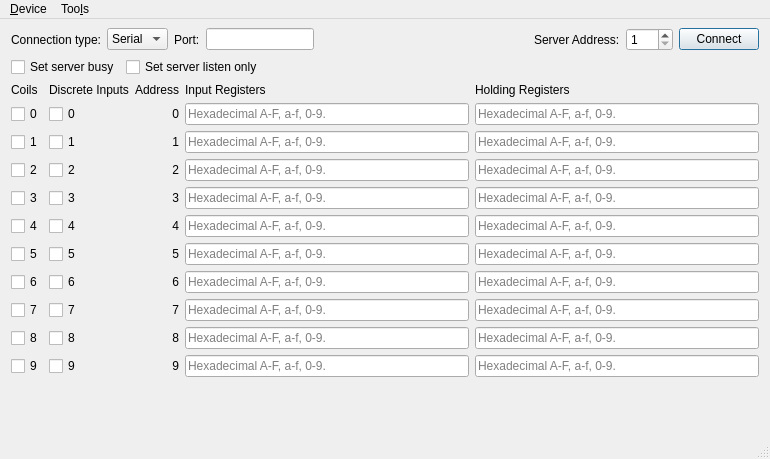
Qt form src/device-simulator/mainwindow.ui (assemblits/device-simulator) before a commit.
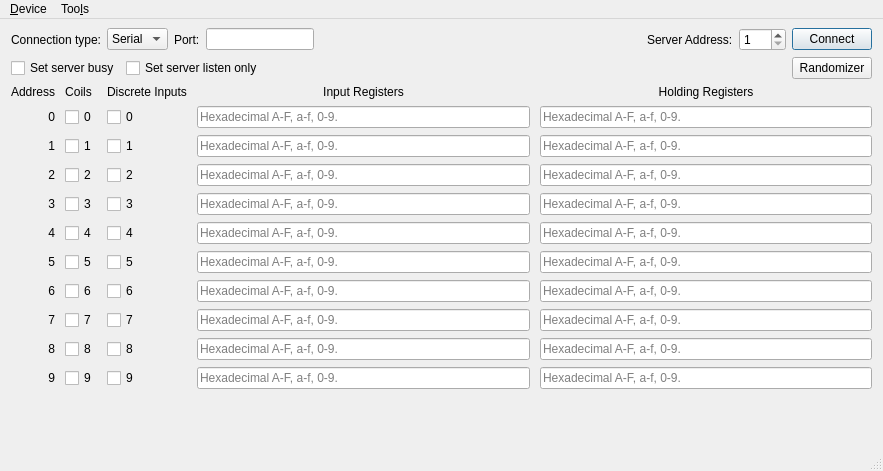
The same form after that commit. Icons and pictures are not drawn.

Commit message: Randomizer created for registers. Fix #4

```diff
--- a/src/device-simulator/mainwindow.ui
+++ b/src/device-simulator/mainwindow.ui
@@ -6,8 +6,8 @@
    <rect>
     <x>0</x>
     <y>0</y>
-    <width>770</width>
-    <height>459</height>
+    <width>883</width>
+    <height>471</height>
    </rect>
   </property>
   <property name="windowTitle">
@@ -162,6 +162,16 @@
         </property>
        </spacer>
       </item>
+      <item>
+       <widget class="QPushButton" name="randomizer">
+        <property name="text">
+         <string>Randomizer</string>
+        </property>
+        <property name="checkable">
+         <bool>true</bool>
+        </property>
+       </widget>
+      </item>
      </layout>
     </item>
     <item>
@@ -181,76 +191,47 @@
      </spacer>
     </item>
     <item>
-     <layout class="QGridLayout" name="gridLayout_2">
-      <item row="3" column="1">
-       <widget class="QCheckBox" name="disc_2">
+     <layout class="QGridLayout" name="gridLayout_2" rowstretch="0,0,0,0,0,0,0,0,0,0,0" columnstretch="0,0,0,0,0">
+      <property name="sizeConstraint">
+       <enum>QLayout::SetDefaultConstraint</enum>
+      </property>
+      <property name="bottomMargin">
+       <number>0</number>
+      </property>
+      <property name="horizontalSpacing">
+       <number>10</number>
+      </property>
+      <property name="verticalSpacing">
+       <number>7</number>
+      </property>
+      <item row="0" column="2">
+       <widget class="QLabel" name="discreteInputs">
         <property name="text">
-         <string>2</string>
+         <string>Discrete Inputs</string>
         </property>
-       </widget>
-      </item>
-      <item row="3" column="2">
-       <widget class="QLabel" name="label_23">
-        <property name="text">
-         <string>2</string>
-        </property>
         <property name="alignment">
-         <set>Qt::AlignRight|Qt::AlignTrailing|Qt::AlignVCenter</set>
+         <set>Qt::AlignCenter</set>
         </property>
        </widget>
       </item>
-      <item row="3" column="4">
-       <widget class="QLineEdit" name="holdReg_2">
-        <property name="maxLength">
-         <number>32767</number>
-        </property>
-        <property name="placeholderText">
-         <string>Hexadecimal A-F, a-f, 0-9.</string>
-        </property>
-       </widget>
-      </item>
-      <item row="4" column="0">
-       <widget class="QCheckBox" name="coils_3">
+      <item row="0" column="1">
+       <widget class="QLabel" name="coils">
         <property name="sizePolicy">
-         <sizepolicy hsizetype="Maximum" vsizetype="Fixed">
+         <sizepolicy hsizetype="Maximum" vsizetype="Preferred">
           <horstretch>0</horstretch>
           <verstretch>0</verstretch>
          </sizepolicy>
         </property>
         <property name="text">
-         <string>3</string>
+         <string>Coils</string>
         </property>
-       </widget>
-      </item>
-      <item row="3" column="3">
-       <widget class="QLineEdit" name="inReg_2">
-        <property name="maxLength">
-         <number>32767</number>
-        </property>
-        <property name="placeholderText">
-         <string>Hexadecimal A-F, a-f, 0-9.</string>
-        </property>
-       </widget>
-      </item>
-      <item row="4" column="1">
-       <widget class="QCheckBox" name="disc_3">
-        <property name="text">
-         <string>3</string>
-        </property>
-       </widget>
-      </item>
-      <item row="4" column="2">
-       <widget class="QLabel" name="label_11">
-        <property name="text">
-         <string>3</string>
-        </property>
         <property name="alignment">
-         <set>Qt::AlignRight|Qt::AlignTrailing|Qt::AlignVCenter</set>
+         <set>Qt::AlignCenter</set>
         </property>
        </widget>
       </item>
-      <item row="4" column="3">
-       <widget class="QLineEdit" name="inReg_3">
+      <item row="10" column="3">
+       <widget class="QLineEdit" name="inReg_9">
         <property name="maxLength">
          <number>32767</number>
         </property>
@@ -259,58 +240,8 @@
         </property>
        </widget>
       </item>
-      <item row="5" column="0">
-       <widget class="QCheckBox" name="coils_4">
-        <property name="sizePolicy">
-         <sizepolicy hsizetype="Maximum" vsizetype="Fixed">
-          <horstretch>0</horstretch>
-          <verstretch>0</verstretch>
-         </sizepolicy>
-        </property>
-        <property name="text">
-         <string>4</string>
-        </property>
-       </widget>
-      </item>
-      <item row="4" column="4">
-       <widget class="QLineEdit" name="holdReg_3">
-        <property name="maxLength">
-         <number>32767</number>
-        </property>
-        <property name="placeholderText">
-         <string>Hexadecimal A-F, a-f, 0-9.</string>
-        </property>
-       </widget>
-      </item>
-      <item row="5" column="1">
-       <widget class="QCheckBox" name="disc_4">
-        <property name="text">
-         <string>4</string>
-        </property>
-       </widget>
-      </item>
-      <item row="5" column="2">
-       <widget class="QLabel" name="label_8">
-        <property name="text">
-         <string>4</string>
-        </property>
-        <property name="alignment">
-         <set>Qt::AlignRight|Qt::AlignTrailing|Qt::AlignVCenter</set>
-        </property>
-       </widget>
-      </item>
-      <item row="5" column="3">
-       <widget class="QLineEdit" name="inReg_4">
-        <property name="maxLength">
-         <number>32767</number>
-        </property>
-        <property name="placeholderText">
-         <string>Hexadecimal A-F, a-f, 0-9.</string>
-        </property>
-       </widget>
-      </item>
-      <item row="5" column="4">
-       <widget class="QLineEdit" name="holdReg_4">
+      <item row="10" column="4">
+       <widget class="QLineEdit" name="holdReg_9">
         <property name="maxLength">
          <number>32767</number>
         </property>
@@ -320,6 +251,16 @@
        </widget>
       </item>
       <item row="6" column="0">
+       <widget class="QLabel" name="label_12">
+        <property name="text">
+         <string>5</string>
+        </property>
+        <property name="alignment">
+         <set>Qt::AlignRight|Qt::AlignTrailing|Qt::AlignVCenter</set>
+        </property>
+       </widget>
+      </item>
+      <item row="6" column="1">
        <widget class="QCheckBox" name="coils_5">
         <property name="sizePolicy">
          <sizepolicy hsizetype="Maximum" vsizetype="Fixed">
@@ -332,6 +273,13 @@
         </property>
        </widget>
       </item>
+      <item row="6" column="2">
+       <widget class="QCheckBox" name="disc_5">
+        <property name="text">
+         <string>5</string>
+        </property>
+       </widget>
+      </item>
       <item row="6" column="3">
        <widget class="QLineEdit" name="inReg_5">
         <property name="maxLength">
@@ -342,23 +290,6 @@
         </property>
        </widget>
       </item>
-      <item row="6" column="1">
-       <widget class="QCheckBox" name="disc_5">
-        <property name="text">
-         <string>5</string>
-        </property>
-       </widget>
-      </item>
-      <item row="6" column="2">
-       <widget class="QLabel" name="label_12">
-        <property name="text">
-         <string>5</string>
-        </property>
-        <property name="alignment">
-         <set>Qt::AlignRight|Qt::AlignTrailing|Qt::AlignVCenter</set>
-        </property>
-       </widget>
-      </item>
       <item row="6" column="4">
        <widget class="QLineEdit" name="holdReg_5">
         <property name="maxLength">
@@ -370,6 +301,16 @@
        </widget>
       </item>
       <item row="7" column="0">
+       <widget class="QLabel" name="label_13">
+        <property name="text">
+         <string>6</string>
+        </property>
+        <property name="alignment">
+         <set>Qt::AlignRight|Qt::AlignTrailing|Qt::AlignVCenter</set>
+        </property>
+       </widget>
+      </item>
+      <item row="7" column="1">
        <widget class="QCheckBox" name="coils_6">
         <property name="sizePolicy">
          <sizepolicy hsizetype="Maximum" vsizetype="Fixed">
@@ -382,113 +323,10 @@
         </property>
        </widget>
       </item>
-      <item row="1" column="4">
-       <widget class="QLineEdit" name="holdReg_0">
-        <property name="maxLength">
-         <number>32767</number>
-        </property>
-        <property name="placeholderText">
-         <string>Hexadecimal A-F, a-f, 0-9.</string>
-        </property>
-       </widget>
-      </item>
-      <item row="2" column="0">
-       <widget class="QCheckBox" name="coils_1">
-        <property name="sizePolicy">
-         <sizepolicy hsizetype="Maximum" vsizetype="Fixed">
-          <horstretch>0</horstretch>
-          <verstretch>0</verstretch>
-         </sizepolicy>
-        </property>
+      <item row="7" column="2">
+       <widget class="QCheckBox" name="disc_6">
         <property name="text">
-         <string>1</string>
-        </property>
-       </widget>
-      </item>
-      <item row="2" column="1">
-       <widget class="QCheckBox" name="disc_1">
-        <property name="text">
-         <string>1</string>
-        </property>
-       </widget>
-      </item>
-      <item row="2" column="2">
-       <widget class="QLabel" name="label_22">
-        <property name="text">
-         <string>1</string>
-        </property>
-        <property name="alignment">
-         <set>Qt::AlignRight|Qt::AlignTrailing|Qt::AlignVCenter</set>
-        </property>
-       </widget>
-      </item>
-      <item row="2" column="3">
-       <widget class="QLineEdit" name="inReg_1">
-        <property name="maxLength">
-         <number>32767</number>
-        </property>
-        <property name="placeholderText">
-         <string>Hexadecimal A-F, a-f, 0-9.</string>
-        </property>
-       </widget>
-      </item>
-      <item row="2" column="4">
-       <widget class="QLineEdit" name="holdReg_1">
-        <property name="maxLength">
-         <number>32767</number>
-        </property>
-        <property name="placeholderText">
-         <string>Hexadecimal A-F, a-f, 0-9.</string>
-        </property>
-       </widget>
-      </item>
-      <item row="3" column="0">
-       <widget class="QCheckBox" name="coils_2">
-        <property name="sizePolicy">
-         <sizepolicy hsizetype="Maximum" vsizetype="Fixed">
-          <horstretch>0</horstretch>
-          <verstretch>0</verstretch>
-         </sizepolicy>
-        </property>
-        <property name="text">
-         <string>2</string>
-        </property>
-       </widget>
-      </item>
-      <item row="10" column="3">
-       <widget class="QLineEdit" name="inReg_9">
-        <property name="maxLength">
-         <number>32767</number>
-        </property>
-        <property name="placeholderText">
-         <string>Hexadecimal A-F, a-f, 0-9.</string>
-        </property>
-       </widget>
-      </item>
-      <item row="10" column="2">
-       <widget class="QLabel" name="label_16">
-        <property name="text">
-         <string>9</string>
-        </property>
-        <property name="alignment">
-         <set>Qt::AlignRight|Qt::AlignTrailing|Qt::AlignVCenter</set>
-        </property>
-       </widget>
-      </item>
-      <item row="10" column="1">
-       <widget class="QCheckBox" name="disc_9">
-        <property name="text">
-         <string>9</string>
-        </property>
-       </widget>
-      </item>
-      <item row="10" column="4">
-       <widget class="QLineEdit" name="holdReg_9">
-        <property name="maxLength">
-         <number>32767</number>
-        </property>
-        <property name="placeholderText">
-         <string>Hexadecimal A-F, a-f, 0-9.</string>
+         <string>6</string>
         </property>
        </widget>
       </item>
@@ -502,13 +340,6 @@
         </property>
        </widget>
       </item>
-      <item row="7" column="1">
-       <widget class="QCheckBox" name="disc_6">
-        <property name="text">
-         <string>6</string>
-        </property>
-       </widget>
-      </item>
       <item row="7" column="4">
        <widget class="QLineEdit" name="holdReg_6">
         <property name="maxLength">
@@ -520,22 +351,9 @@
        </widget>
       </item>
       <item row="8" column="0">
-       <widget class="QCheckBox" name="coils_7">
-        <property name="sizePolicy">
-         <sizepolicy hsizetype="Maximum" vsizetype="Fixed">
-          <horstretch>0</horstretch>
-          <verstretch>0</verstretch>
-         </sizepolicy>
-        </property>
+       <widget class="QLabel" name="label_14">
         <property name="text">
          <string>7</string>
-        </property>
-       </widget>
-      </item>
-      <item row="7" column="2">
-       <widget class="QLabel" name="label_13">
-        <property name="text">
-         <string>6</string>
         </property>
         <property name="alignment">
          <set>Qt::AlignRight|Qt::AlignTrailing|Qt::AlignVCenter</set>
@@ -543,12 +361,115 @@
        </widget>
       </item>
       <item row="8" column="1">
+       <widget class="QCheckBox" name="coils_7">
+        <property name="sizePolicy">
+         <sizepolicy hsizetype="Maximum" vsizetype="Fixed">
+          <horstretch>0</horstretch>
+          <verstretch>0</verstretch>
+         </sizepolicy>
+        </property>
+        <property name="text">
+         <string>7</string>
+        </property>
+       </widget>
+      </item>
+      <item row="8" column="2">
        <widget class="QCheckBox" name="disc_7">
         <property name="text">
          <string>7</string>
         </property>
        </widget>
       </item>
+      <item row="4" column="1">
+       <widget class="QCheckBox" name="coils_3">
+        <property name="sizePolicy">
+         <sizepolicy hsizetype="Maximum" vsizetype="Fixed">
+          <horstretch>0</horstretch>
+          <verstretch>0</verstretch>
+         </sizepolicy>
+        </property>
+        <property name="text">
+         <string>3</string>
+        </property>
+       </widget>
+      </item>
+      <item row="4" column="2">
+       <widget class="QCheckBox" name="disc_3">
+        <property name="text">
+         <string>3</string>
+        </property>
+       </widget>
+      </item>
+      <item row="5" column="1">
+       <widget class="QCheckBox" name="coils_4">
+        <property name="sizePolicy">
+         <sizepolicy hsizetype="Maximum" vsizetype="Fixed">
+          <horstretch>0</horstretch>
+          <verstretch>0</verstretch>
+         </sizepolicy>
+        </property>
+        <property name="text">
+         <string>4</string>
+        </property>
+       </widget>
+      </item>
+      <item row="5" column="2">
+       <widget class="QCheckBox" name="disc_4">
+        <property name="text">
+         <string>4</string>
+        </property>
+       </widget>
+      </item>
+      <item row="5" column="3">
+       <widget class="QLineEdit" name="inReg_4">
+        <property name="maxLength">
+         <number>32767</number>
+        </property>
+        <property name="placeholderText">
+         <string>Hexadecimal A-F, a-f, 0-9.</string>
+        </property>
+       </widget>
+      </item>
+      <item row="5" column="4">
+       <widget class="QLineEdit" name="holdReg_4">
+        <property name="maxLength">
+         <number>32767</number>
+        </property>
+        <property name="placeholderText">
+         <string>Hexadecimal A-F, a-f, 0-9.</string>
+        </property>
+       </widget>
+      </item>
+      <item row="1" column="0">
+       <widget class="QLabel" name="label_21">
+        <property name="text">
+         <string>0</string>
+        </property>
+        <property name="alignment">
+         <set>Qt::AlignRight|Qt::AlignTrailing|Qt::AlignVCenter</set>
+        </property>
+       </widget>
+      </item>
+      <item row="0" column="0">
+       <widget class="QLabel" name="address">
+        <property name="text">
+         <string>Address</string>
+        </property>
+        <property name="alignment">
+         <set>Qt::AlignCenter</set>
+        </property>
+       </widget>
+      </item>
+      <item row="4" column="0">
+       <widget class="QLabel" name="label_11">
+        <property name="text">
+         <string>3</string>
+        </property>
+        <property name="alignment">
+         <set>Qt::AlignRight|Qt::AlignTrailing|Qt::AlignVCenter</set>
+        </property>
+       </widget>
+      </item>
       <item row="8" column="3">
        <widget class="QLineEdit" name="inReg_7">
         <property name="maxLength">
@@ -559,16 +480,6 @@
         </property>
        </widget>
       </item>
-      <item row="8" column="2">
-       <widget class="QLabel" name="label_14">
-        <property name="text">
-         <string>7</string>
-        </property>
-        <property name="alignment">
-         <set>Qt::AlignRight|Qt::AlignTrailing|Qt::AlignVCenter</set>
-        </property>
-       </widget>
-      </item>
       <item row="8" column="4">
        <widget class="QLineEdit" name="holdReg_7">
         <property name="maxLength">
@@ -580,33 +491,63 @@
        </widget>
       </item>
       <item row="9" column="0">
-       <widget class="QCheckBox" name="coils_8">
-        <property name="sizePolicy">
-         <sizepolicy hsizetype="Maximum" vsizetype="Fixed">
-          <horstretch>0</horstretch>
-          <verstretch>0</verstretch>
-         </sizepolicy>
-        </property>
+       <widget class="QLabel" name="label_15">
         <property name="text">
          <string>8</string>
         </property>
+        <property name="alignment">
+         <set>Qt::AlignRight|Qt::AlignTrailing|Qt::AlignVCenter</set>
+        </property>
        </widget>
       </item>
       <item row="9" column="1">
-       <widget class="QCheckBox" name="disc_8">
+       <widget class="QCheckBox" name="coils_8">
+        <property name="sizePolicy">
+         <sizepolicy hsizetype="Maximum" vsizetype="Fixed">
+          <horstretch>0</horstretch>
+          <verstretch>0</verstretch>
+         </sizepolicy>
+        </property>
         <property name="text">
          <string>8</string>
         </property>
        </widget>
       </item>
+      <item row="4" column="3">
+       <widget class="QLineEdit" name="inReg_3">
+        <property name="maxLength">
+         <number>32767</number>
+        </property>
+        <property name="placeholderText">
+         <string>Hexadecimal A-F, a-f, 0-9.</string>
+        </property>
+       </widget>
+      </item>
+      <item row="4" column="4">
+       <widget class="QLineEdit" name="holdReg_3">
+        <property name="maxLength">
+         <number>32767</number>
+        </property>
+        <property name="placeholderText">
+         <string>Hexadecimal A-F, a-f, 0-9.</string>
+        </property>
+       </widget>
+      </item>
+      <item row="5" column="0">
+       <widget class="QLabel" name="label_8">
+        <property name="text">
+         <string>4</string>
+        </property>
+        <property name="alignment">
+         <set>Qt::AlignRight|Qt::AlignTrailing|Qt::AlignVCenter</set>
+        </property>
+       </widget>
+      </item>
       <item row="9" column="2">
-       <widget class="QLabel" name="label_15">
+       <widget class="QCheckBox" name="disc_8">
         <property name="text">
          <string>8</string>
         </property>
-        <property name="alignment">
-         <set>Qt::AlignRight|Qt::AlignTrailing|Qt::AlignVCenter</set>
-        </property>
        </widget>
       </item>
       <item row="9" column="3">
@@ -619,19 +560,6 @@
         </property>
        </widget>
       </item>
-      <item row="10" column="0">
-       <widget class="QCheckBox" name="coils_9">
-        <property name="sizePolicy">
-         <sizepolicy hsizetype="Maximum" vsizetype="Fixed">
-          <horstretch>0</horstretch>
-          <verstretch>0</verstretch>
-         </sizepolicy>
-        </property>
-        <property name="text">
-         <string>9</string>
-        </property>
-       </widget>
-      </item>
       <item row="9" column="4">
        <widget class="QLineEdit" name="holdReg_8">
         <property name="maxLength">
@@ -642,52 +570,38 @@
         </property>
        </widget>
       </item>
-      <item row="0" column="1">
-       <widget class="QLabel" name="discreteInputs">
+      <item row="10" column="0">
+       <widget class="QLabel" name="label_16">
         <property name="text">
-         <string>Discrete Inputs</string>
-        </property>
-       </widget>
-      </item>
-      <item row="0" column="3">
-       <widget class="QLabel" name="inputRegisters">
-        <property name="text">
-         <string>Input Registers</string>
-        </property>
-       </widget>
-      </item>
-      <item row="0" column="0">
-       <widget class="QLabel" name="coils">
-        <property name="sizePolicy">
-         <sizepolicy hsizetype="Maximum" vsizetype="Preferred">
-          <horstretch>0</horstretch>
-          <verstretch>0</verstretch>
-         </sizepolicy>
-        </property>
-        <property name="text">
-         <string>Coils</string>
-        </property>
-       </widget>
-      </item>
-      <item row="0" column="2">
-       <widget class="QLabel" name="address">
-        <property name="text">
-         <string>Address</string>
+         <string>9</string>
         </property>
         <property name="alignment">
          <set>Qt::AlignRight|Qt::AlignTrailing|Qt::AlignVCenter</set>
         </property>
        </widget>
       </item>
-      <item row="0" column="4">
-       <widget class="QLabel" name="holdingRegisters">
+      <item row="10" column="1">
+       <widget class="QCheckBox" name="coils_9">
+        <property name="sizePolicy">
+         <sizepolicy hsizetype="Maximum" vsizetype="Fixed">
+          <horstretch>0</horstretch>
+          <verstretch>0</verstretch>
+         </sizepolicy>
+        </property>
         <property name="text">
-         <string>Holding Registers</string>
+         <string>9</string>
         </property>
        </widget>
       </item>
-      <item row="1" column="0">
-       <widget class="QCheckBox" name="coils_0">
+      <item row="10" column="2">
+       <widget class="QCheckBox" name="disc_9">
+        <property name="text">
+         <string>9</string>
+        </property>
+       </widget>
+      </item>
+      <item row="2" column="1">
+       <widget class="QCheckBox" name="coils_1">
         <property name="sizePolicy">
          <sizepolicy hsizetype="Maximum" vsizetype="Fixed">
           <horstretch>0</horstretch>
@@ -695,19 +609,71 @@
          </sizepolicy>
         </property>
         <property name="text">
-         <string>0</string>
+         <string>1</string>
+        </property>
+       </widget>
+      </item>
+      <item row="2" column="3">
+       <widget class="QLineEdit" name="inReg_1">
+        <property name="maxLength">
+         <number>32767</number>
+        </property>
+        <property name="placeholderText">
+         <string>Hexadecimal A-F, a-f, 0-9.</string>
+        </property>
+       </widget>
+      </item>
+      <item row="2" column="4">
+       <widget class="QLineEdit" name="holdReg_1">
+        <property name="maxLength">
+         <number>32767</number>
+        </property>
+        <property name="placeholderText">
+         <string>Hexadecimal A-F, a-f, 0-9.</string>
         </property>
        </widget>
       </item>
       <item row="1" column="1">
+       <widget class="QCheckBox" name="coils_0">
+        <property name="sizePolicy">
+         <sizepolicy hsizetype="Maximum" vsizetype="Fixed">
+          <horstretch>0</horstretch>
+          <verstretch>0</verstretch>
+         </sizepolicy>
+        </property>
+        <property name="text">
+         <string>0</string>
+        </property>
+       </widget>
+      </item>
+      <item row="1" column="2">
        <widget class="QCheckBox" name="disc_0">
         <property name="text">
          <string>0</string>
         </property>
        </widget>
       </item>
+      <item row="0" column="3">
+       <widget class="QLabel" name="inputRegisters">
+        <property name="text">
+         <string>Input Registers</string>
+        </property>
+        <property name="scaledContents">
+         <bool>false</bool>
+        </property>
+        <property name="alignment">
+         <set>Qt::AlignCenter</set>
+        </property>
+       </widget>
+      </item>
       <item row="1" column="3">
        <widget class="QLineEdit" name="inReg_0">
+        <property name="sizePolicy">
+         <sizepolicy hsizetype="Expanding" vsizetype="Fixed">
+          <horstretch>0</horstretch>
+          <verstretch>0</verstretch>
+         </sizepolicy>
+        </property>
         <property name="maxLength">
          <number>32767</number>
         </property>
@@ -716,16 +682,93 @@
         </property>
        </widget>
       </item>
-      <item row="1" column="2">
-       <widget class="QLabel" name="label_21">
+      <item row="1" column="4">
+       <widget class="QLineEdit" name="holdReg_0">
+        <property name="maxLength">
+         <number>32767</number>
+        </property>
+        <property name="placeholderText">
+         <string>Hexadecimal A-F, a-f, 0-9.</string>
+        </property>
+       </widget>
+      </item>
+      <item row="2" column="0">
+       <widget class="QLabel" name="label_22">
         <property name="text">
-         <string>0</string>
+         <string>1</string>
         </property>
         <property name="alignment">
          <set>Qt::AlignRight|Qt::AlignTrailing|Qt::AlignVCenter</set>
         </property>
        </widget>
       </item>
+      <item row="2" column="2">
+       <widget class="QCheckBox" name="disc_1">
+        <property name="text">
+         <string>1</string>
+        </property>
+       </widget>
+      </item>
+      <item row="3" column="2">
+       <widget class="QCheckBox" name="disc_2">
+        <property name="text">
+         <string>2</string>
+        </property>
+       </widget>
+      </item>
+      <item row="3" column="0">
+       <widget class="QLabel" name="label_23">
+        <property name="text">
+         <string>2</string>
+        </property>
+        <property name="alignment">
+         <set>Qt::AlignRight|Qt::AlignTrailing|Qt::AlignVCenter</set>
+        </property>
+       </widget>
+      </item>
+      <item row="3" column="1">
+       <widget class="QCheckBox" name="coils_2">
+        <property name="sizePolicy">
+         <sizepolicy hsizetype="Maximum" vsizetype="Fixed">
+          <horstretch>0</horstretch>
+          <verstretch>0</verstretch>
+         </sizepolicy>
+        </property>
+        <property name="text">
+         <string>2</string>
+        </property>
+       </widget>
+      </item>
+      <item row="3" column="4">
+       <widget class="QLineEdit" name="holdReg_2">
+        <property name="maxLength">
+         <number>32767</number>
+        </property>
+        <property name="placeholderText">
+         <string>Hexadecimal A-F, a-f, 0-9.</string>
+        </property>
+       </widget>
+      </item>
+      <item row="3" column="3">
+       <widget class="QLineEdit" name="inReg_2">
+        <property name="maxLength">
+         <number>32767</number>
+        </property>
+        <property name="placeholderText">
+         <string>Hexadecimal A-F, a-f, 0-9.</string>
+        </property>
+       </widget>
+      </item>
+      <item row="0" column="4">
+       <widget class="QLabel" name="holdingRegisters">
+        <property name="text">
+         <string>Holding Registers</string>
+        </property>
+        <property name="alignment">
+         <set>Qt::AlignCenter</set>
+        </property>
+       </widget>
+      </item>
      </layout>
     </item>
     <item>
@@ -752,7 +795,7 @@
     <rect>
      <x>0</x>
      <y>0</y>
-     <width>770</width>
+     <width>883</width>
      <height>22</height>
     </rect>
    </property>
```
The commit also changes 6 other files.
